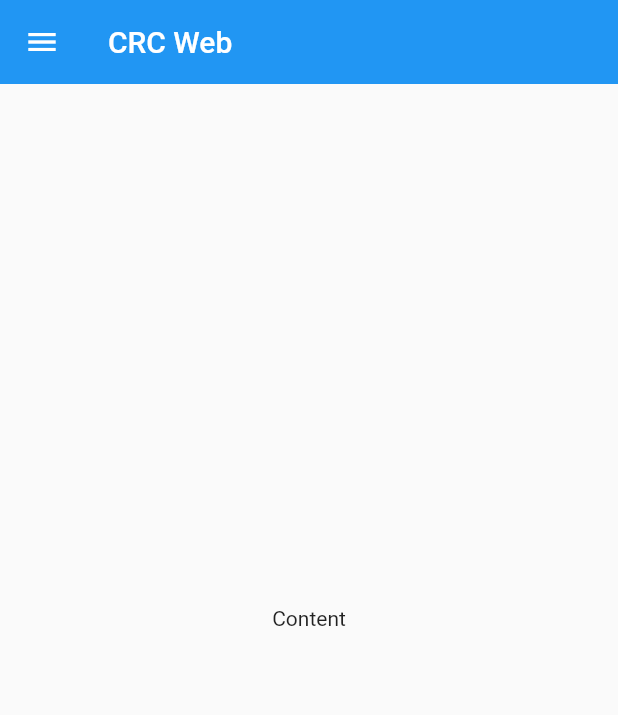
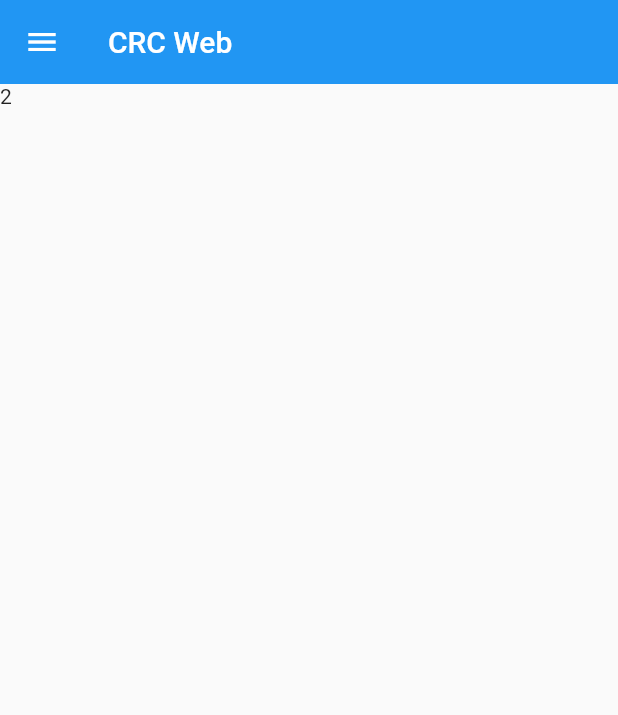
Before and after one commit to ImNotDarren/CRCWeb, a Flutter app: the screen it shows after launch, item 2 of the bottom bar chosen, on a phone screen of 412 x 824 dp. Shown: the top 715 px of the screen. Run offline on Flutter 3.47's test engine with Material 2 defaults, Android fonts, the phone set to English and light mode, and no system bars.

Commit message:
add content framework

```diff
--- a/lib/globals.dart
+++ b/lib/globals.dart
@@ -1,9 +1,9 @@
 library crc_web.globals;
 
 Map user = {
-  'id': -1,
-  'firstName': '',
-  'lastName': '',
-  'role': '',
-  'avatar': '',
+  'id': 1,
+  'firstName': 'Example',
+  'lastName': 'User',
+  'role': 'patient',
+  'avatar': null,
 };
--- a/lib/screens/content.dart
+++ b/lib/screens/content.dart
@@ -1,14 +1,17 @@
 import 'package:flutter/material.dart';
+import 'package:crc_web/globals.dart' as globals;
 
 class ContentPage extends StatelessWidget {
-  const ContentPage({super.key});
-
+  ContentPage({super.key});
+  final Map user = globals.user;
   @override
   Widget build(BuildContext context) {
-    return const Scaffold(
-      body: Center(
-        child: Text('Content'),
-      ),
+    return Scaffold(
+      body: user['id'] == -1
+          ? const Center(
+              child: Text(''),
+            )
+          : const Text("2"),
     );
   }
 }
--- a/lib/screens/home.dart
+++ b/lib/screens/home.dart
@@ -17,7 +17,7 @@ class _HomePageState extends State<HomePage> {
 
   final List<Widget> _children = [
     const LandingPage(),
-    const ContentPage(),
+    ContentPage(),
     const MePage(),
   ];
 
```
Also changed, not shown: lib/widgets/caregiver_content.dart (added, +15 -0 lines), lib/widgets/no_content.dart (added, +15 -0 lines), lib/widgets/patient_content.dart (added, +15 -0 lines).
